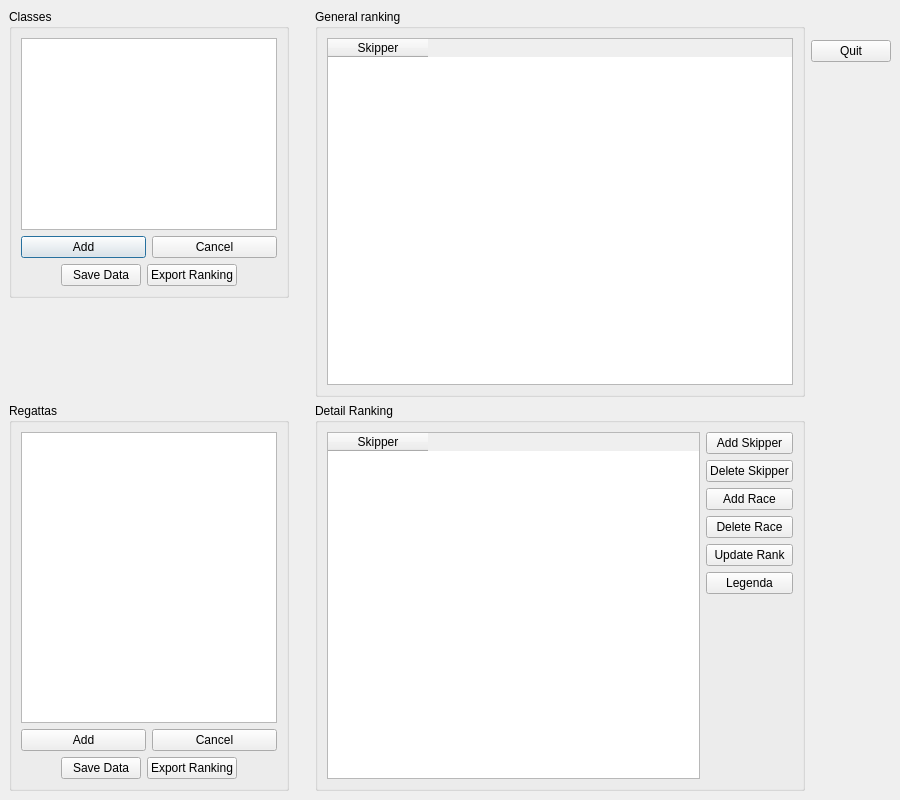
Old version of the form classifiche/main_win.ui in the repository BackupTheBerlios/sailforlinux-svn.
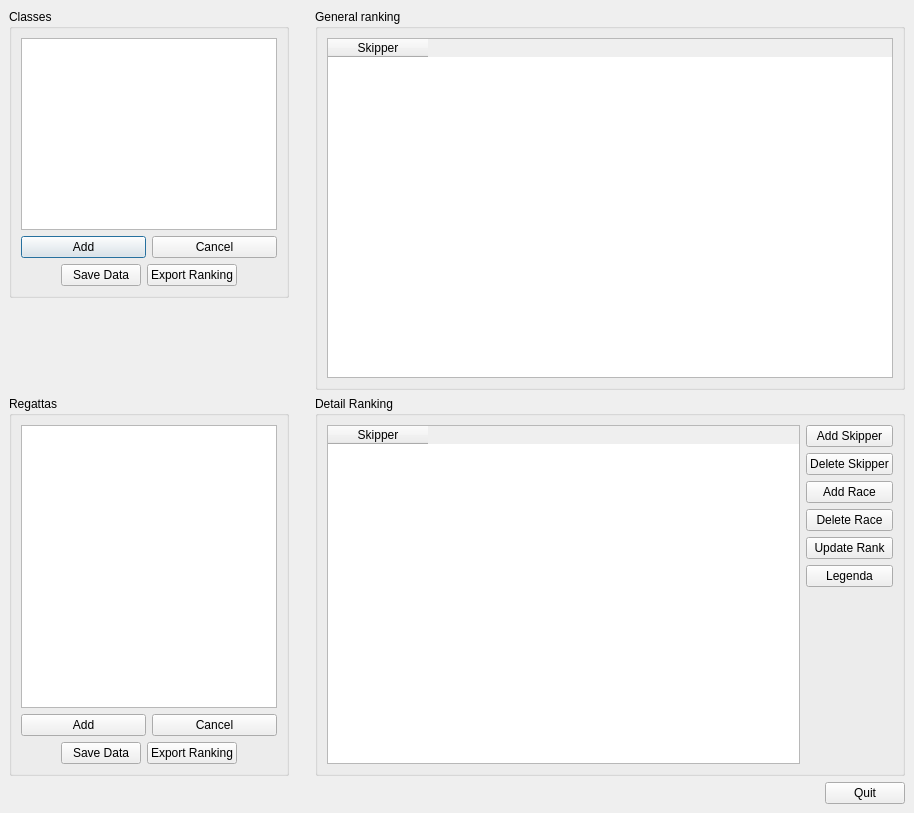
New version of the form.

Commit message: All the features must be implemented for 1.0 - Small fix to the layout of the main window - added a file for the classes - updated the config file

Diff of the .ui file:
```diff
--- a/classifiche/main_win.ui
+++ b/classifiche/main_win.ui
@@ -8,16 +8,24 @@
    <rect>
     <x>0</x>
     <y>0</y>
-    <width>900</width>
-    <height>800</height>
+    <width>914</width>
+    <height>813</height>
    </rect>
   </property>
   <property name="windowTitle" >
    <string>QtRank</string>
   </property>
-  <layout class="QHBoxLayout" >
+  <layout class="QVBoxLayout" >
    <property name="margin" >
     <number>9</number>
+   </property>
+   <property name="spacing" >
+    <number>6</number>
+   </property>
+   <item>
+    <layout class="QHBoxLayout" >
+     <property name="margin" >
+      <number>0</number>
    </property>
    <property name="spacing" >
     <number>6</number>
@@ -491,16 +499,10 @@
      </item>
     </layout>
    </item>
+    </layout>
+   </item>
    <item>
-    <layout class="QVBoxLayout" >
-     <property name="margin" >
-      <number>0</number>
-     </property>
-     <property name="spacing" >
-      <number>6</number>
-     </property>
-     <item>
-      <layout class="QVBoxLayout" >
+    <layout class="QHBoxLayout" >
        <property name="margin" >
         <number>0</number>
        </property>
@@ -510,15 +512,12 @@
        <item>
         <spacer>
          <property name="orientation" >
-          <enum>Qt::Vertical</enum>
-         </property>
-         <property name="sizeType" >
-          <enum>QSizePolicy::Fixed</enum>
+        <enum>Qt::Horizontal</enum>
          </property>
          <property name="sizeHint" >
           <size>
-           <width>20</width>
-           <height>31</height>
+         <width>40</width>
+         <height>20</height>
           </size>
          </property>
         </spacer>
@@ -529,21 +528,6 @@
           <string>Quit</string>
          </property>
         </widget>
-       </item>
-      </layout>
-     </item>
-     <item>
-      <spacer>
-       <property name="orientation" >
-        <enum>Qt::Vertical</enum>
-       </property>
-       <property name="sizeHint" >
-        <size>
-         <width>20</width>
-         <height>40</height>
-        </size>
-       </property>
-      </spacer>
      </item>
     </layout>
    </item>
```
Lines whose indentation alone changed are shown as unchanged. The commit also changes 9 other files.
